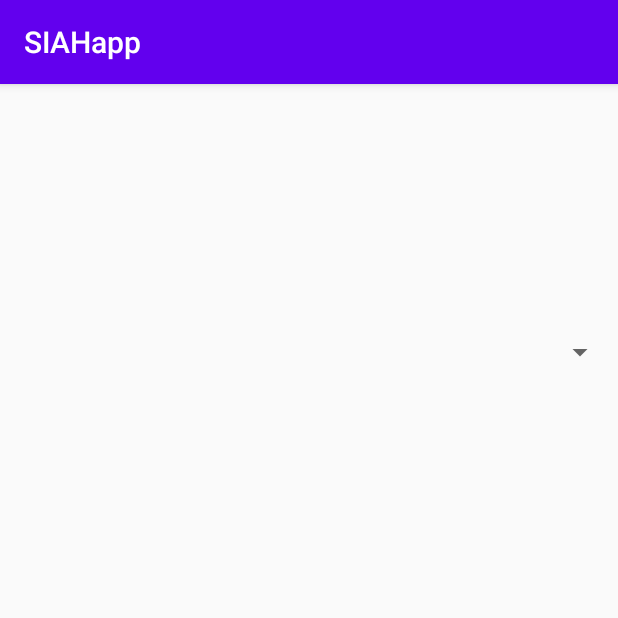
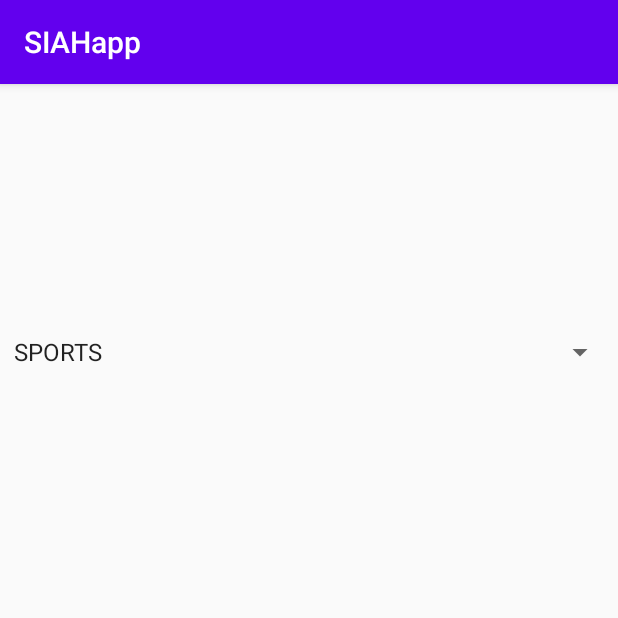
Before and after one commit to ETS-Android3/ApplicationSIAH_projetANDROID, an Android app: the Menu_principal screen opened directly, with no data from a screen before it, on a phone screen of 412 x 824 dp, the top half of it. Run offline under Robolectric (Android 15) with nearby library versions, the phone set to English and light mode, and no system bars.

Commit message:
Menu deroulant fonctionel dans le menu principal

```diff
--- a/app/src/main/java/com/example/applicationsiah/Menu_principal.java
+++ b/app/src/main/java/com/example/applicationsiah/Menu_principal.java
@@ -15,7 +15,7 @@ public class Menu_principal extends AppCompatActivity {
         Spinner monSpinner = (Spinner) findViewById(R.id.menu_sports);
         // 2) creation d’un ArrayAdapter à partir de tab_pokemon et mise en forme par defaut
         ArrayAdapter<CharSequence> monAdapter = ArrayAdapter.createFromResource (this,
-                R.array.menu_sports, android.R.layout.simple_spinner_item);
+                R.array.tab_sports, android.R.layout.simple_spinner_item);
         // 3) définition de la mise en page
         monAdapter.setDropDownViewResource(android.R.layout.simple_spinner_dropdown_item);
         // 4) Association de adapter au spinner
--- a/app/src/main/res/values/strings.xml
+++ b/app/src/main/res/values/strings.xml
@@ -3,11 +3,13 @@
     <string name="siah">SIAH</string>
     <string name="todo">TODO</string>
     <string name="quot_continuer_quot">\"Continuer\"</string>
-</resources>
+
     <string-array name="tab_sports">
+        <item>SPORTS</item>
         <item>Football</item>
         <item>Rugby</item>
         <item>Basket</item>
         <item>Handball</item>
 
     </string-array>
+</resources>
```
Lines whose indentation alone changed are shown as unchanged.
